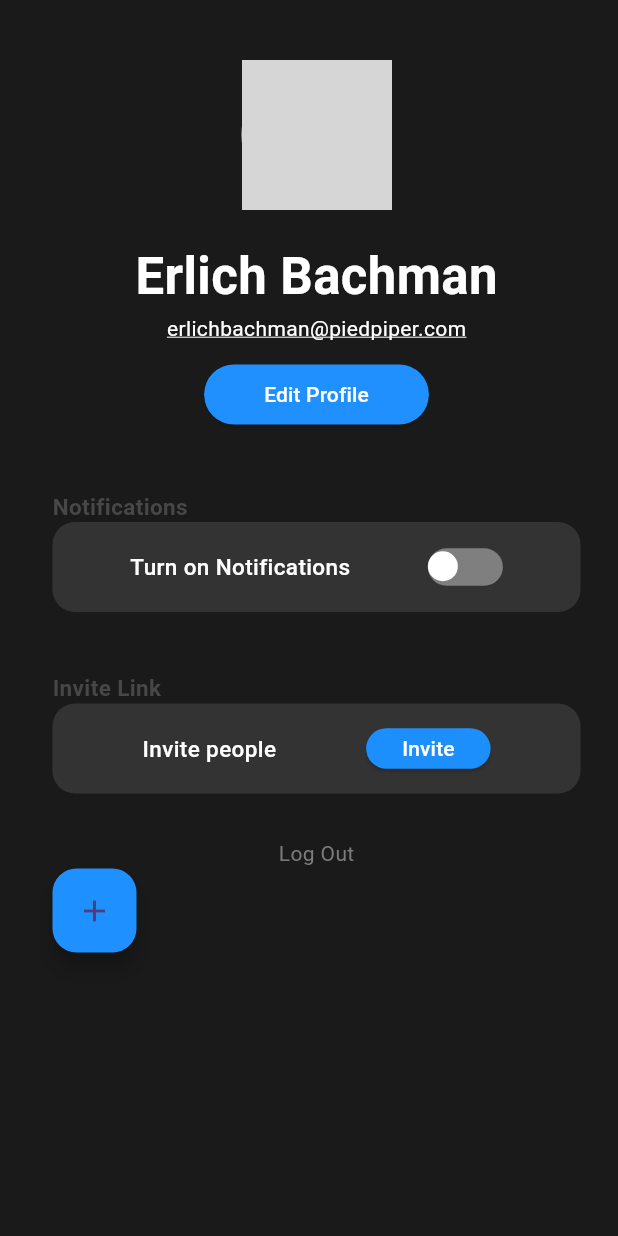
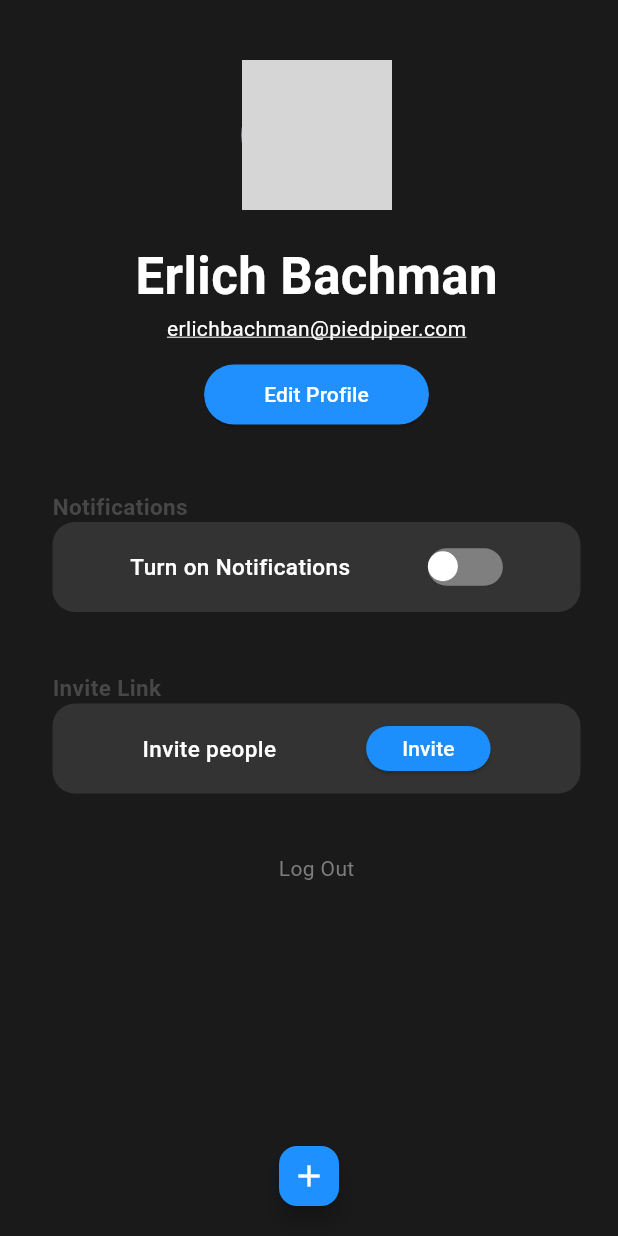
Before and after one commit to BipinL/productivity_app, a Flutter app: the screen it shows after launch, on a phone screen of 412 x 824 dp. Run offline on Flutter 3.47's test engine with Material 3 defaults, Android fonts, the phone set to English and light mode, and no system bars; our stand-ins replace get; network calls fail; grey boxes are pictures that could not be loaded.

Commit message:
pagetwo finished

```diff
--- a/lib/view/page2.dart
+++ b/lib/view/page2.dart
@@ -150,7 +150,7 @@ class PageTwo extends StatelessWidget {
                   ElevatedButton(
                     onPressed: () {},
                     style: ElevatedButton.styleFrom(
-                        minimumSize: const Size(32, 27),
+                        minimumSize: const Size(32, 30),
                         backgroundColor: const Color(0xff1d8ffd)),
                     child: const Text(
                       'Invite',
@@ -161,7 +161,7 @@ class PageTwo extends StatelessWidget {
               ),
             ),
             const SizedBox(
-              height: 30,
+              height: 40,
             ),
             Center(
               child: Text(
@@ -169,12 +169,17 @@ class PageTwo extends StatelessWidget {
                 style: TextStyle(color: Mycolor.tertiarycolor),
               ),
             ),
-            FloatingActionButton(
-              backgroundColor: Mycolor.secondarycolor,
-              onPressed: () {},
-              child: Icon(Icons.add),
-            )
+            // FloatingActionButton.small(onPressed: onPressed),
           ],
+        ),
+      ),
+      floatingActionButtonLocation: FloatingActionButtonLocation.centerFloat,
+      floatingActionButton: FloatingActionButton.small(
+        backgroundColor: Mycolor.secondarycolor,
+        onPressed: () {},
+        child: Icon(
+          Icons.add,
+          color: Mycolor.primarycolor,
         ),
       ),
     ));
```
